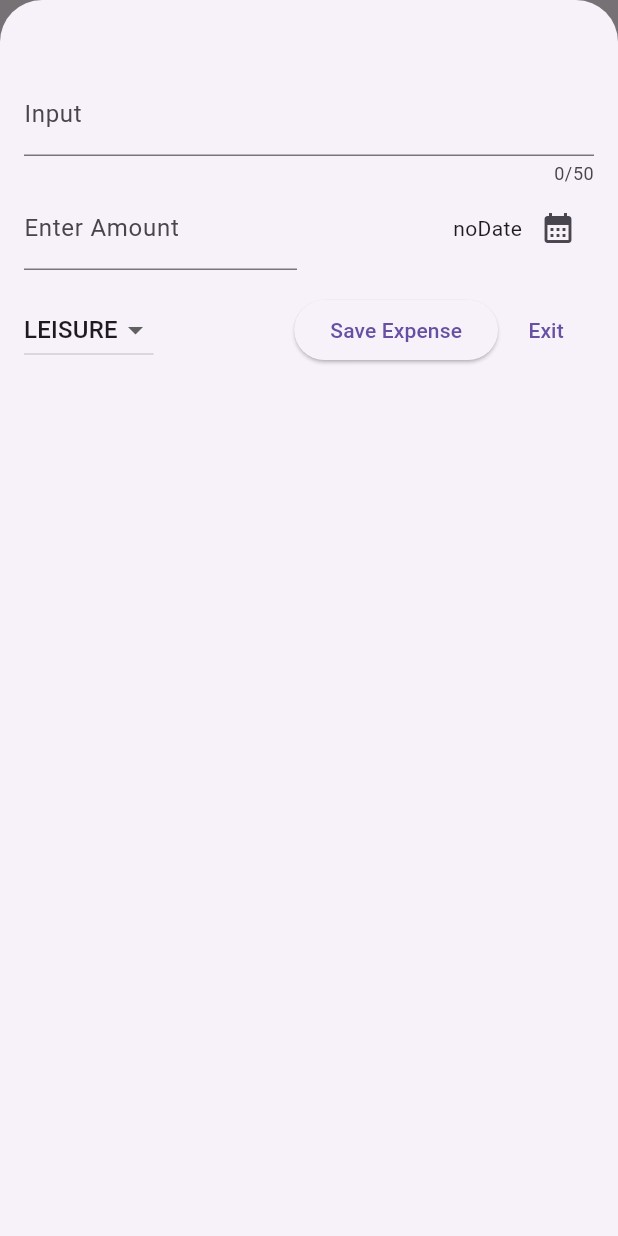
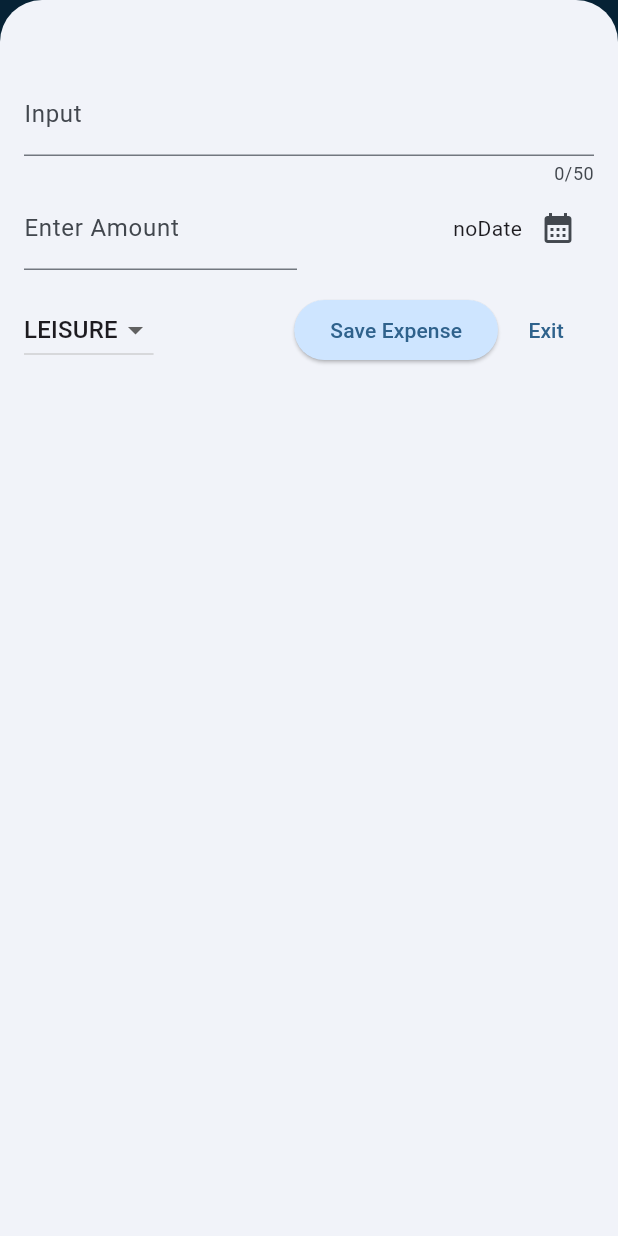
Before and after one commit to BrilantdonNura/expense_tracker, a Flutter app: the screen it shows after launch, after a tap on the "add" icon, on a phone screen of 412 x 824 dp. Run offline on Flutter 3.47's test engine with Material 3 defaults, Android fonts, the phone set to English and light mode, and no system bars.

Commit message:
added theme in the MaterialApp

```diff
--- a/lib/main.dart
+++ b/lib/main.dart
@@ -1,8 +1,35 @@
 import 'package:flutter/material.dart';
 import 'package:expense_tracker/widgets/expenses.dart';
 
+var kColorScheme =
+    ColorScheme.fromSeed(seedColor: Color.fromARGB(255, 54, 165, 244));
 void main(List<String> args) {
-  runApp(const MaterialApp(
-    home: Expenses(),
+  runApp(MaterialApp(
+    theme: ThemeData().copyWith(
+        colorScheme: kColorScheme,
+        appBarTheme: const AppBarTheme().copyWith(
+          backgroundColor: kColorScheme.onPrimaryContainer,
+          foregroundColor: kColorScheme.primaryContainer,
+          centerTitle: true,
+        ),
+        cardTheme: CardTheme().copyWith(
+          color: kColorScheme.secondaryContainer,
+          margin: EdgeInsets.symmetric(
+            horizontal: 10,
+            vertical: 10,
+          ),
+        ),
+        elevatedButtonTheme: ElevatedButtonThemeData(
+          style: ElevatedButton.styleFrom(
+              backgroundColor: kColorScheme.primaryContainer),
+        ),
+        textTheme: ThemeData().textTheme.copyWith(
+              titleLarge: TextStyle(
+                fontWeight: FontWeight.bold,
+                color: kColorScheme.onSecondaryContainer,
+                fontSize: 20,
+              ),
+            )),
+    home: const Expenses(),
   ));
 }
--- a/lib/widgets/expenses.dart
+++ b/lib/widgets/expenses.dart
@@ -72,7 +72,7 @@ class _ExpensesState extends State<Expenses> {
   Widget build(BuildContext context) {
     Widget mainContent = Container(
       margin: EdgeInsets.only(top: 50),
-      color: Colors.pink[50],
+      // color: Colors.pink[50],
       child: const Center(
         child: Text("No expenses found!"),
       ),
@@ -99,9 +99,7 @@ class _ExpensesState extends State<Expenses> {
           ],
         ),
         body: Container(
-          color: Colors.blue[50],
           child: Column(
-            mainAxisSize: MainAxisSize.max,
             children: [
               Text("The Chart"),
               mainContent,
--- a/lib/widgets/expenses_list/expense_item.dart
+++ b/lib/widgets/expenses_list/expense_item.dart
@@ -12,8 +12,12 @@ class ExpenseItem extends StatelessWidget {
         child: Padding(
             padding: EdgeInsets.symmetric(horizontal: 20, vertical: 16),
             child: Column(
+              crossAxisAlignment: CrossAxisAlignment.start,
               children: [
-                Text(expense.title),
+                Text(
+                  expense.title,
+                  style: Theme.of(context).textTheme.titleLarge,
+                ),
                 const SizedBox(height: 4),
                 Row(children: [
                   Text('\$ ${expense.amount.toStringAsFixed(2)}'),
--- a/lib/widgets/expenses_list/expenses_list.dart
+++ b/lib/widgets/expenses_list/expenses_list.dart
@@ -14,6 +14,10 @@ class ExpensesList extends StatelessWidget {
         itemCount: expenses.length,
         itemBuilder: (ctx, index) {
           return Dismissible(
+            background: Container(
+              color: Theme.of(context).colorScheme.errorContainer,
+              margin: Theme.of(context).cardTheme.margin,
+            ),
             key: ValueKey(expenses[index]),
             onDismissed: (direction) {
               removeExpense(expenses[index]);
```
